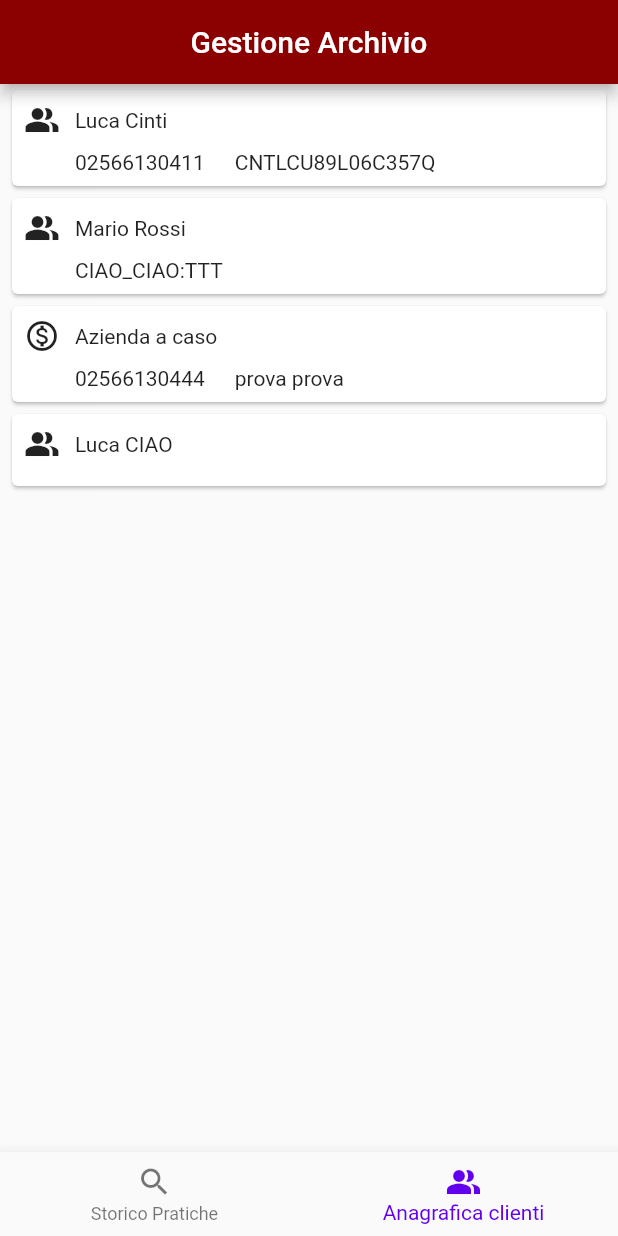
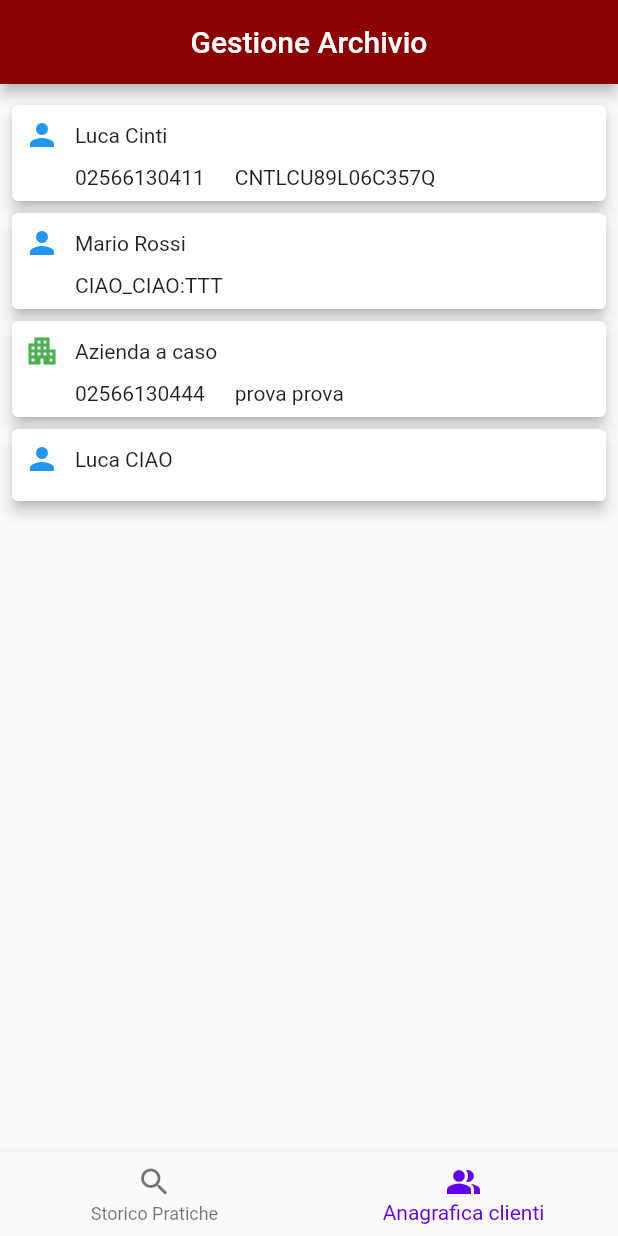
Before and after one commit to SinergiaDeveloper1/progetto_aspdm_luca_cinti, a Flutter app: the screen it shows after launch, item 2 of the bottom bar chosen, on a phone screen of 412 x 824 dp. Run offline on Flutter 3.47's test engine with Material 2 defaults, Android fonts, the phone set to English and light mode, and no system bars.

Commit message:
Integrate le modifiche di card clienti e pratica

```diff
--- a/lib/model/pratica.dart
+++ b/lib/model/pratica.dart
@@ -5,7 +5,6 @@ class Pratica {
   final String attivita;
   final String nominativo;
   final String ragioneSociale;
-  final String note;
 
   Pratica(
     this.idPratica,
@@ -14,6 +13,5 @@ class Pratica {
     this.attivita,
     this.nominativo,
     this.ragioneSociale,
-    this.note,
   );
 }
--- a/lib/pages/pagina_clienti.dart
+++ b/lib/pages/pagina_clienti.dart
@@ -3,7 +3,6 @@ import 'package:app_luca_cinti/widgets/card_cliente.dart';
 import 'package:flutter/material.dart';
 
 class PaginaClienti extends StatelessWidget {
-
   final fintaListaClienti = [
     Cliente(1, true, 'Luca Cinti', null, '02566130411', 'CNTLCU89L06C357Q'),
     Cliente(2, true, 'Mario Rossi', null, null, 'CIAO_CIAO:TTT'),
@@ -14,6 +13,7 @@ class PaginaClienti extends StatelessWidget {
   @override
   Widget build(BuildContext context) {
     return ListView.builder(
+      padding: EdgeInsets.symmetric(vertical: 10),
       itemBuilder: (_, indice) => CardCliente(fintaListaClienti[indice]),
       itemCount: fintaListaClienti.length,
     );
--- a/lib/widgets/card_cliente.dart
+++ b/lib/widgets/card_cliente.dart
@@ -8,7 +8,9 @@ class CardCliente extends StatelessWidget {
 
   @override
   Widget build(BuildContext context) {
+
     return Card(
+      elevation: 4,
       margin: EdgeInsets.symmetric(horizontal: 8, vertical: 4),
       child: Padding(
         padding: EdgeInsets.all(8),
@@ -16,9 +18,11 @@ class CardCliente extends StatelessWidget {
           children: [
             Row(
               children: [
-                Icon(cliente.personaFisica
-                    ? Icons.people_alt_sharp
-                    : Icons.monetization_on_outlined, ),
+                Icon(
+                    cliente.personaFisica
+                        ? Icons.person
+                        : Icons.apartment_sharp,
+                    color: cliente.personaFisica ? Colors.blue : Colors.green),
                 const SizedBox(
                   width: 10,
                 ),
```
Also changed, not shown: lib/pages/pagina_pratiche.dart (+19 -1 lines), lib/widgets/card_pratica.dart (added, +60 -0 lines).
